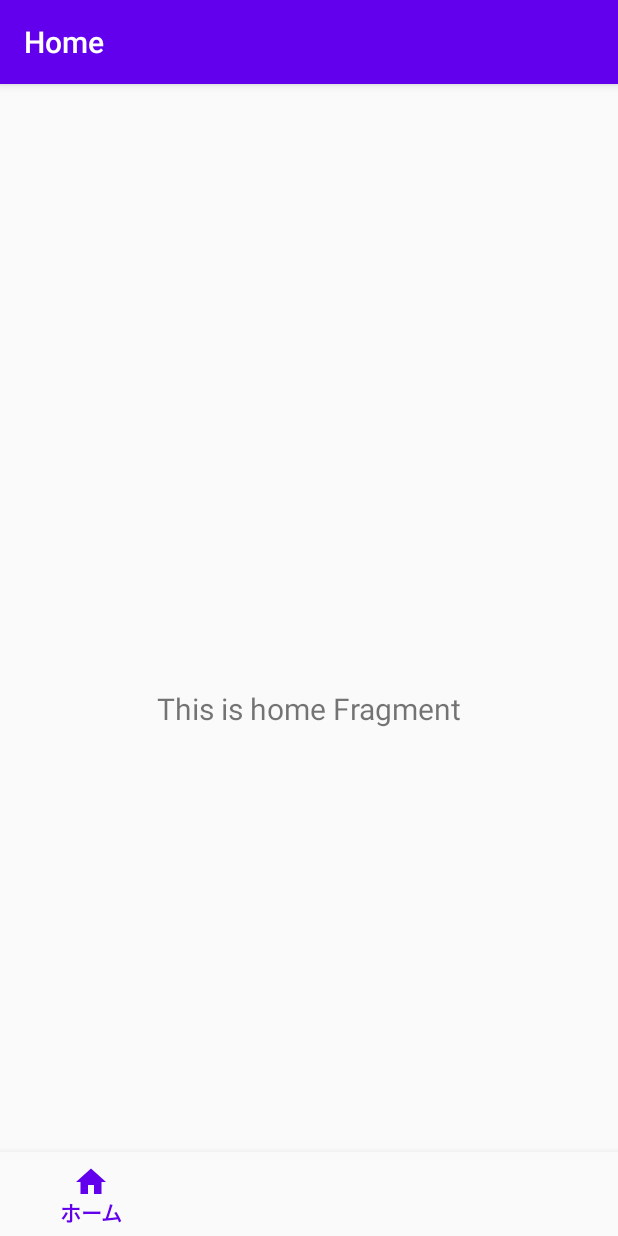
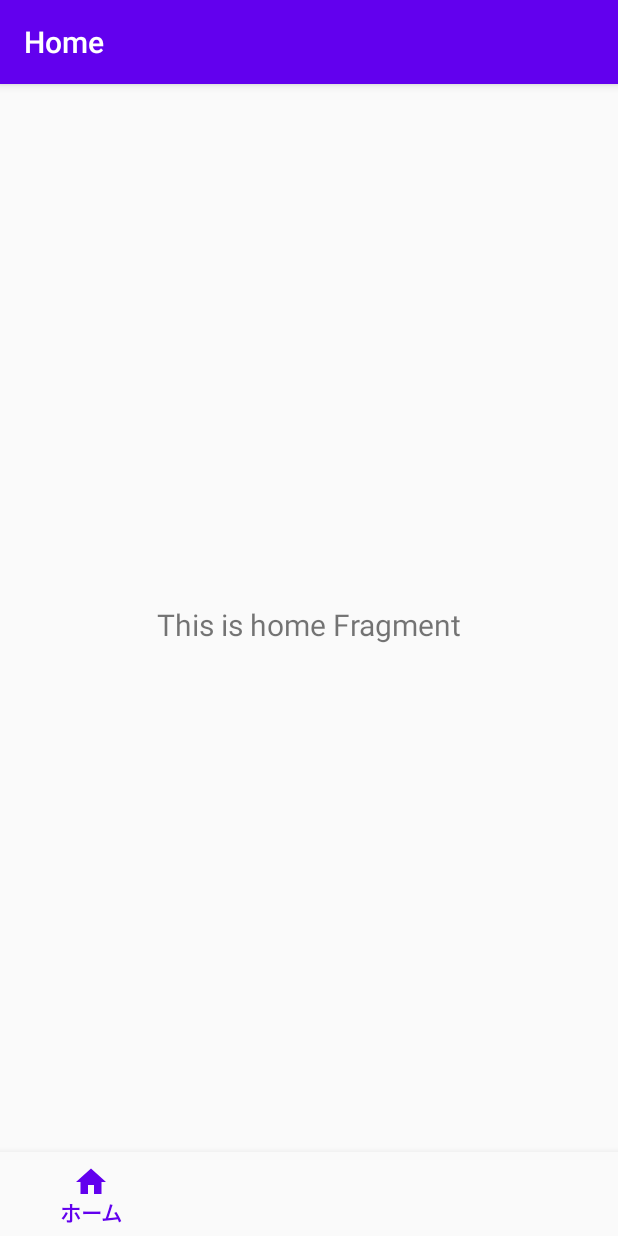
Before and after one commit to junki-gnct/miekaji-app, an Android app: the screen it shows after launch (MainActivity), on a phone screen of 412 x 824 dp. Run offline under Robolectric (Android 15) with nearby library versions, the phone set to English and light mode, and no system bars; our stand-ins replace navigation-ui.

Commit message:
上部の隙間とフラグメントが隠れるのを修正

```diff
--- a/app/src/main/res/layout/activity_main.xml
+++ b/app/src/main/res/layout/activity_main.xml
@@ -3,8 +3,7 @@
     xmlns:app="http://schemas.android.com/apk/res-auto"
     android:id="@+id/container"
     android:layout_width="match_parent"
-    android:layout_height="match_parent"
-    android:paddingTop="?attr/actionBarSize">
+    android:layout_height="match_parent">
 
     <com.google.android.material.bottomnavigation.BottomNavigationView
         android:id="@+id/nav_view"
@@ -22,7 +21,7 @@
         android:id="@+id/nav_host_fragment"
         android:name="androidx.navigation.fragment.NavHostFragment"
         android:layout_width="match_parent"
-        android:layout_height="match_parent"
+        android:layout_height="0dp"
         app:defaultNavHost="true"
         app:layout_constraintBottom_toTopOf="@id/nav_view"
         app:layout_constraintLeft_toLeftOf="parent"
```
